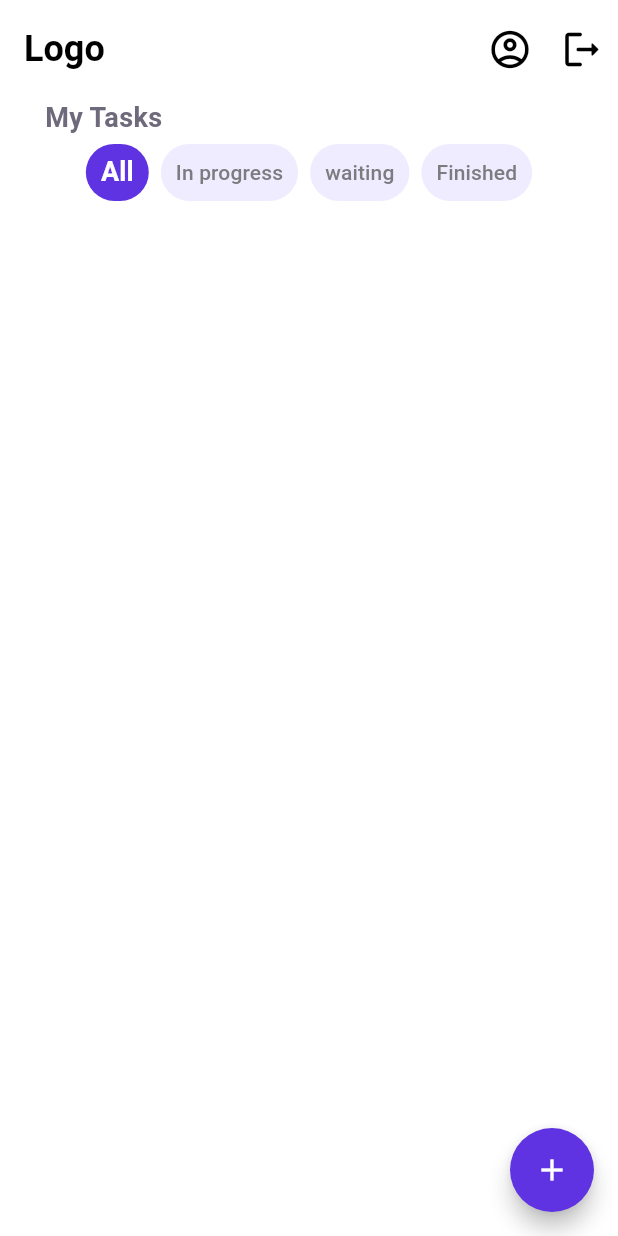
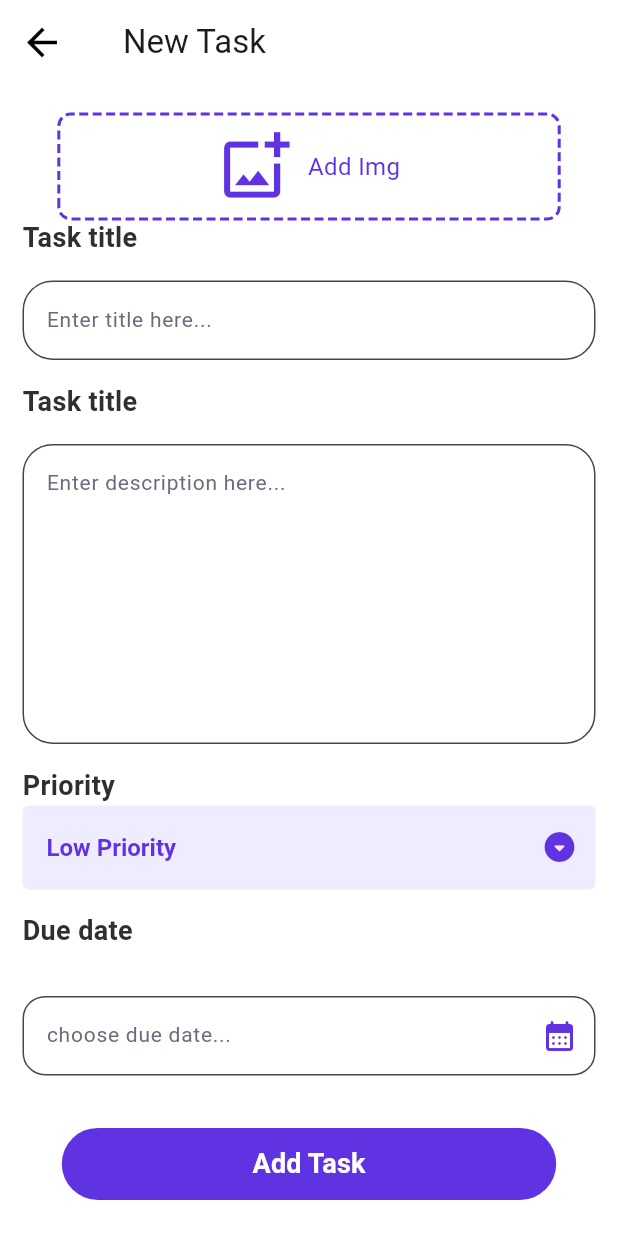
Before and after one commit to felopatersameh/Tasky-App, a Flutter app: the _BuildBodyHome screen opened directly with empty values, after a tap on the "add" icon, on a phone screen of 412 x 824 dp. Run offline on Flutter 3.47's test engine with Material 3 defaults, Android fonts, the phone set to English and light mode, and no system bars; drawn by our look-alikes of buttons_tabbar, dotted_border; our stand-ins replace bloc, cached_network_image, conditional_builder_null_safety, dartz, dio, dropdown_button2 and 7 more; accounts and stored records are empty; network calls fail; Roboto replaces fonts that are missing (Montserrat).

Commit message:
setup create tasks

```diff
--- a/lib/Config/Route/route_app.dart
+++ b/lib/Config/Route/route_app.dart
@@ -3,6 +3,7 @@ import 'package:tasky/Features/Home/data/models/TaskModel.dart';
 import 'package:tasky/Features/Login/presentation/pages/login_screen.dart';
 import 'package:tasky/Features/Start/start_screen.dart';
 
+import '../../Features/AddNewTask/presentation/pages/new_task_screen.dart';
 import '../../Features/Home/presentation/pages/home_screen.dart';
 import '../../Features/Profile/presentation/pages/profile_screen.dart';
 import '../../Features/SignUp/presentation/pages/sing_up_screen.dart';
@@ -41,7 +42,7 @@ class GeneratorRoutes {
       case (Routes.routeProfile):
         return MaterialPageRoute(builder: (_) => const ProfileScreen());
         case (Routes.routeAddNew):
-        return MaterialPageRoute(builder: (_) => const ProfileScreen());
+        return MaterialPageRoute(builder: (_) => const NewTaskScreen());
       default:
         return MaterialPageRoute(builder: (_) => const Scaffold());
     }
--- a/lib/Core/Network/Remote/dio.dart
+++ b/lib/Core/Network/Remote/dio.dart
@@ -39,6 +39,14 @@ class DioHelper {
         },
       ),
     );
+    // dio.interceptors.add(LogInterceptor(
+    //   request: true,
+    //   requestHeader: true,
+    //   requestBody: true,
+    //   responseHeader: true,
+    //   responseBody: true,
+    //   error: true,
+    // ));
   }
 
   static Future<Response> getData({
@@ -62,12 +70,12 @@ class DioHelper {
 
   static Future<Response> postData({
     required String path,
-    required Map<String, dynamic> data,
+    required dynamic data,
     String? token,
     Map<String, dynamic>? queryParameters,
     Options? options,
   }) async {
-    options ??= Options();
+    options ??= Options(contentType: 'application/json');
     if (token != null) {
       options.headers = {
         'Authorization': 'Bearer $token',
--- a/lib/Core/Network/Remote/endpoints.dart
+++ b/lib/Core/Network/Remote/endpoints.dart
@@ -9,4 +9,6 @@ class AppEndPoint
  static const String refresh ='auth/refresh-token';
  static const String delete ='todos/';
  static const String logout ='auth/logout';
+ static const String uploadImage ='upload/image';
+ static const String createTask ='todos';
 }
--- a/lib/Core/Utils/Widget/TextField/build_textfield.dart
+++ b/lib/Core/Utils/Widget/TextField/build_textfield.dart
@@ -9,22 +9,26 @@ class DefaultTextFormField extends StatefulWidget {
   final TextInputType type;
   final IconData? suffix;
   final bool? isPassword;
-  final TextEditingController ? controller;
+  final TextEditingController? controller;
   final Function()? pressSuffix;
   final String? Function(String?)? inputValidator;
   final ValueChanged<String>? submitted;
-  final void Function()? onTap ;
+  final void Function()? onTap;
+
+  final int? maxLine;
 
   const DefaultTextFormField(
       {super.key,
       required this.text,
       required this.type,
       this.suffix,
-       this.inputValidator,
+      this.inputValidator,
       this.submitted,
       this.isPassword,
       this.pressSuffix,
-       this.controller, this.onTap});
+      this.controller,
+      this.onTap,
+      this.maxLine});
 
   @override
   State<DefaultTextFormField> createState() => _DefaultTextFormFieldState();
@@ -37,7 +41,8 @@ class _DefaultTextFormFieldState extends State<DefaultTextFormField> {
       crossAxisAlignment: CrossAxisAlignment.start,
       children: [
         TextFormField(
-          onTap:widget.onTap ,
+          maxLines: widget.maxLine ?? 1,
+          onTap: widget.onTap,
           style: getTextField(),
           onFieldSubmitted: widget.submitted,
           controller: widget.controller,
@@ -45,7 +50,8 @@ class _DefaultTextFormFieldState extends State<DefaultTextFormField> {
           obscureText: widget.isPassword ?? false,
           validator: widget.inputValidator,
           decoration: InputDecoration(
-            labelText: widget.text,
+            hintText: widget.text,
+            hintStyle: getTextField(),
             fillColor: AppColors.colorsControlTextField,
             filled: true,
             suffixIcon: IconButton(
@@ -53,7 +59,7 @@ class _DefaultTextFormFieldState extends State<DefaultTextFormField> {
             border: OutlineInputBorder(
                 borderRadius: BorderRadius.circular(20),
                 borderSide:
-                const BorderSide(color: AppColors.colorTextFieldBorder)),
+                    const BorderSide(color: AppColors.colorTextFieldBorder)),
           ),
         ),
       ],
--- a/lib/Features/AddNewTask/data/models/AddTaskModel.dart
+++ b/lib/Features/AddNewTask/data/models/AddTaskModel.dart
@@ -0,0 +1,29 @@
+class AddTaskModel {
+  AddTaskModel({
+    this.image,
+    this.title,
+    this.desc,
+    this.priority,
+  });
+
+  AddTaskModel.fromJson(dynamic json) {
+    image = json['image'];
+    title = json['title'];
+    desc = json['desc'];
+    priority = json['priority'];
+  }
+
+  String? image;
+  String? title;
+  String? desc;
+  String? priority;
+
+  Map<String, dynamic> toJson() {
+    final map = <String, dynamic>{};
+    map['image'] = image;
+    map['title'] = title;
+    map['desc'] = desc;
+    map['priority'] = priority;
+    return map;
+  }
+}
--- a/lib/Features/AddNewTask/data/repositories/task_repo.dart
+++ b/lib/Features/AddNewTask/data/repositories/task_repo.dart
@@ -0,0 +1,12 @@
+import 'dart:io';
+
+import 'package:dartz/dartz.dart';
+
+import '../../../../Core/Utils/Errors/failure.dart';
+import '../models/AddTaskModel.dart';
+
+abstract class AddTaskRepo {
+  Future<Either<Failure, String>>   uploadImage({required File image});
+
+  Future<Either<Failure, bool>> createNewTask({required AddTaskModel model});
+}
--- a/lib/Features/AddNewTask/presentation/manager/new_task_cubit.dart
+++ b/lib/Features/AddNewTask/presentation/manager/new_task_cubit.dart
@@ -0,0 +1,57 @@
+import 'dart:io';
+
+import 'package:bloc/bloc.dart';
+import 'package:flutter_bloc/flutter_bloc.dart';
+import 'package:meta/meta.dart';
+import 'package:tasky/Core/Network/Remote/endpoints.dart';
+import 'package:tasky/Core/Utils/Widget/custom_massage.dart';
+import 'package:tasky/Features/AddNewTask/data/models/AddTaskModel.dart';
+import 'package:tasky/Features/AddNewTask/data/repositories/task_repo.dart';
+import 'package:tasky/Features/TaskDetails/data/repositories/task_repo.dart';
+
+part 'new_task_state.dart';
+
+class NewTaskCubit extends Cubit<NewTaskState> {
+  NewTaskCubit(this.taskRepo) : super(NewTaskInitial());
+  final AddTaskRepo taskRepo;
+  String? _image;
+  String? priority;
+
+  static NewTaskCubit get(context) => BlocProvider.of(context);
+
+  Future<void> uploadImage({required File image}) async {
+    emit(UploadImageLoading());
+    await taskRepo.uploadImage(image: image).then((value) {
+      value
+          .fold((failure) => emit(UploadImageFailed(error: failure.errMessage)),
+              (image) {
+        print(image);
+        _image = image;
+        emit(UploadImageSuccess(model: image));
+      });
+    });
+  }
+
+  Future<void> createTask({
+    required String title,
+    required String desc,
+  }) async {
+    if (_image == null || priority == null) {
+      const CustomMassage(massage: 'Image or priority is null');
+      return;
+    }
+    emit(CreateTaskLoading());
+    AddTaskModel model = AddTaskModel(
+      image: '${AppEndPoint.baseUrl}images/$_image',
+      title: title,
+      desc: desc,
+      priority: priority,
+    );
+    await taskRepo.createNewTask(model: model).then((value) {
+      value.fold((failure) => emit(CreateTaskFailed(error: failure.errMessage)),
+          (value) {
+        emit(CreateTaskSuccess(model: value));
+      });
+    });
+  }
+}
--- a/lib/Features/AddNewTask/presentation/manager/new_task_state.dart
+++ b/lib/Features/AddNewTask/presentation/manager/new_task_state.dart
@@ -0,0 +1,32 @@
+part of 'new_task_cubit.dart';
+
+@immutable
+sealed class NewTaskState {}
+
+final class NewTaskInitial extends NewTaskState {}
+class UploadImageLoading extends NewTaskState {}
+
+class UploadImageSuccess extends NewTaskState {
+  final String model;
+
+  UploadImageSuccess({required this.model});
+}
+
+class UploadImageFailed extends NewTaskState {
+  final String error;
+
+  UploadImageFailed({required this.error});
+}
+class CreateTaskLoading extends NewTaskState {}
+
+class CreateTaskSuccess extends NewTaskState {
+  final bool model;
+
+  CreateTaskSuccess({required this.model});
+}
+
+class CreateTaskFailed extends NewTaskState {
+  final String error;
+
+  CreateTaskFailed({required this.error});
+}
--- a/lib/Features/AddNewTask/presentation/pages/new_task_screen.dart
+++ b/lib/Features/AddNewTask/presentation/pages/new_task_screen.dart
@@ -0,0 +1,24 @@
+import 'package:flutter/material.dart';
+import 'package:flutter_bloc/flutter_bloc.dart';
+import 'package:tasky/Core/Utils/Widget/custom_app_bar.dart';
+import 'package:tasky/Features/AddNewTask/presentation/manager/new_task_cubit.dart';
+
+import '../widgets/form_add_new.dart';
+
+class NewTaskScreen extends StatelessWidget {
+  const NewTaskScreen({super.key});
+
+  @override
+  Widget build(BuildContext context) {
+    return BlocBuilder<NewTaskCubit, NewTaskState>(
+      builder: (context, state) {
+        return Scaffold(
+          appBar: buildCustomAppBar(title: 'New Task'),
+          body: const SafeArea(
+            child: SingleChildScrollView(child: FormAddTask()),
+          ),
+        );
+      },
+    );
+  }
+}
--- a/lib/Features/AddNewTask/presentation/widgets/data_picker.dart
+++ b/lib/Features/AddNewTask/presentation/widgets/data_picker.dart
@@ -0,0 +1,63 @@
+import 'package:flutter/material.dart';
+import 'package:intl/intl.dart';
+import 'package:tasky/Core/Utils/Extensions/padding.dart';
+
+import '../../../../Core/Resources/colors.dart';
+import '../../../../Core/Resources/styles.dart';
+
+class DatePickerTextField extends StatefulWidget {
+  const DatePickerTextField({super.key});
+
+  @override
+  State<DatePickerTextField> createState() => _DatePickerTextFieldState();
+}
+
+class _DatePickerTextFieldState extends State<DatePickerTextField> {
+  final TextEditingController _dateController = TextEditingController();
+
+  Future<void> _selectDate(BuildContext context) async {
+    DateTime? pickedDate = await showDatePicker(
+      context: context,
+      initialDate: DateTime.now(),
+      firstDate: DateTime(2000),
+      lastDate: DateTime(2101),
+    );
+
+    if (pickedDate != null) {
+      setState(() {
+        _dateController.text = DateFormat('yyyy-MM-dd').format(pickedDate);
+      });
+    }
+  }
+
+  @override
+  Widget build(BuildContext context) {
+    return TextFormField(
+
+      validator:  (p0) {
+      if (p0 == null) {
+        return "null";
+      }
+      return null;
+    },
+      controller: _dateController,
+      style: getTextField(),
+      decoration: InputDecoration(
+        hintStyle: getTextField(),
+        hintText: 'choose due date...',
+        fillColor: AppColors.colorsControlTextField,
+        filled: true,
+        suffixIcon: const Icon(
+          Icons.calendar_month_rounded,
+          color: AppColors.colorPrimary,
+        ),
+        border: OutlineInputBorder(
+            borderRadius: BorderRadius.circular(15),
+            borderSide:
+                const BorderSide(color: AppColors.colorTextFieldBorder)),
+      ),
+      readOnly: true,
+      onTap: () => _selectDate(context),
+    ).paddingAll(15);
+  }
+}
--- a/lib/Features/AddNewTask/presentation/widgets/form_add_new.dart
+++ b/lib/Features/AddNewTask/presentation/widgets/form_add_new.dart
@@ -0,0 +1,113 @@
+import 'package:flutter/material.dart';
+import 'package:tasky/Core/Utils/Extensions/padding.dart';
+import 'package:tasky/Core/Utils/Extensions/size_box.dart';
+import 'package:tasky/Features/AddNewTask/presentation/manager/new_task_cubit.dart';
+
+import '../../../../Core/Resources/styles.dart';
+import '../../../../Core/Utils/Widget/TextField/build_textfield.dart';
+import '../../../../Core/Utils/Widget/build_buttom.dart';
+import '../../../TaskDetails/presentation/widgets/drop_down_button_form_field.dart';
+import 'data_picker.dart';
+import 'image_picker.dart';
+
+class FormAddTask extends StatefulWidget {
+  const FormAddTask({super.key});
+
+  @override
+  State<FormAddTask> createState() => _FormAddTaskState();
+}
+
+class _FormAddTaskState extends State<FormAddTask> {
+  final key = GlobalKey<FormState>();
+
+  TextEditingController? controllerTitle = TextEditingController();
+  TextEditingController? controllerDescription = TextEditingController();
+
+  @override
+  Widget build(BuildContext context) {
+    return Form(
+        key: key,
+        child: Column(
+          crossAxisAlignment: CrossAxisAlignment.start,
+          children: [
+            20.sH,
+            const ImagePickerWidget(),
+            Text(
+              'Task title',
+              style: getSmallText2(),
+            ).paddingSH(15),
+            DefaultTextFormField(
+              inputValidator: (p0) {
+                if (p0 == null) {
+                  return "null";
+                }
+                return null;
+              },
+              controller: controllerTitle,
+              text: 'Enter title here...',
+              type: TextInputType.text,
+            ),
+            Text(
+              'Task title',
+              style: getSmallText2(),
+            ).paddingSH(15),
+            DefaultTextFormField(
+              inputValidator: (p0) {
+                if (p0 == null) {
+                  return "null";
+                }
+                return null;
+              },
+              controller: controllerDescription,
+              text: 'Enter description here...',
+              type: TextInputType.text,
+              maxLine: 8,
+            ),
+            Text(
+              'Priority',
+              style: getSmallText2(),
+            ).paddingSH(15),
+            DropdownButtonFormFieldTasks(
+              status: 'low',
+              items: _itemsPriority(),
+            ).paddingSH(15),
+            Text(
+              'Due date',
+              style: getSmallText2(),
+            ).paddingSH(15).paddingSV(15),
+            const DatePickerTextField(),
+            Center(
+              child: DefaultButton(
+                press: () {
+                  if (key.currentState!.validate()) {
+                    NewTaskCubit.get(context).createTask(
+                        title: controllerTitle!.text,
+                        desc: controllerDescription!.text);
+                  }
+                },
+                text: 'Add Task',
+                condition: true,
+                width: MediaQuery.of(context).size.width * .8,
+              ),
+            )
+          ],
+        ));
+  }
+}
+
+List<DropdownMenuItem<String>> _itemsPriority() {
+  return const [
+    DropdownMenuItem(
+      value: 'low',
+      child: Text('Low Priority'),
+    ),
+    DropdownMenuItem(
+      value: 'medium',
+      child: Text('Medium Priority'),
+    ),
+    DropdownMenuItem(
+      value: 'high',
+      child: Text('High Priority'),
+    ),
+  ];
+}
--- a/lib/Features/AddNewTask/presentation/widgets/image_picker.dart
+++ b/lib/Features/AddNewTask/presentation/widgets/image_picker.dart
@@ -0,0 +1,100 @@
+import 'package:flutter/material.dart';
+import 'package:image_picker/image_picker.dart';
+import 'package:tasky/Core/Resources/colors.dart';
+import 'dart:io';
+
+import 'package:dotted_border/dotted_border.dart';
+import 'package:tasky/Core/Utils/Extensions/size_box.dart';
+import 'package:tasky/Features/AddNewTask/presentation/manager/new_task_cubit.dart';
+
+class ImagePickerWidget extends StatefulWidget {
+  const ImagePickerWidget({super.key});
+
+  @override
+  State<ImagePickerWidget> createState() => _ImagePickerWidgetState();
+}
+
+class _ImagePickerWidgetState extends State<ImagePickerWidget> {
+  File? _image;
+
+  Future<void> _pickImage() async {
+    final imagePicker = ImagePicker();
+    final pickedFile = await imagePicker.pickImage(source: ImageSource.gallery);
+
+    if (pickedFile != null) {
+      setState(() {
+        _image = File(pickedFile.path);
+        // print(Uri
+        //     .file(_image!.path)
+        //     .pathSegments
+        //     .last);
+        NewTaskCubit.get(context).uploadImage(image:_image!);
+      });
+    }
+  }
+
+  @override
+  Widget build(BuildContext context) {
+    return Row(
+      mainAxisAlignment: MainAxisAlignment.center,
+      children: [
+        Center(
+          child: Column(
+            mainAxisAlignment: MainAxisAlignment.center,
+            children: [
+              _image == null
+                  ? InkWell(onTap: _pickImage, child: const PlaceholderWidget())
+                  : InkWell(
+                onTap: _pickImage,
+                child: Image.file(
+                  _image!,
+                  width: 200.0,
+                  height: 200.0,
+                ),
+              ),
+            ],
+          ),
+        ),
+      ],
+    );
+  }
+}
+
+class PlaceholderWidget extends StatelessWidget {
+  const PlaceholderWidget({super.key});
+
+  @override
+  Widget build(BuildContext context) {
+    return DottedBorder(
+      color: AppColors.colorPrimary,
+      strokeWidth: 2,
+      borderType: BorderType.RRect,
+      radius: const Radius.circular(8),
+      dashPattern: const [6, 3],
+      child: SizedBox(
+        width: MediaQuery
+            .of(context)
+            .size
+            .width * .8,
+        height: MediaQuery
+            .of(context)
+            .size
+            .height * .08,
+        child: Center(
+          child: Row(
+            mainAxisAlignment: MainAxisAlignment.center,
+            children: [
+              const Icon(Icons.add_photo_alternate_outlined,
+                  size: 50.0, color: AppColors.colorPrimary),
+              10.sW,
+              const Text(
+                'Add Img',
+                style: TextStyle(color: AppColors.colorPrimary, fontSize: 16.0),
+              ),
+            ],
+          ),
+        ),
+      ),
+    );
+  }
+}
--- a/lib/Features/Home/presentation/pages/home_screen.dart
+++ b/lib/Features/Home/presentation/pages/home_screen.dart
@@ -69,7 +69,7 @@ class _BuildBodyHome extends StatelessWidget {
           ],
         ),
       ),
-      floatingActionButton: customFloatingActionButton(),
+      floatingActionButton: customFloatingActionButton(context),
       floatingActionButtonLocation: FloatingActionButtonLocation.endFloat,
     );
   }
--- a/lib/Features/Home/presentation/widgets/custom_floating.dart
+++ b/lib/Features/Home/presentation/widgets/custom_floating.dart
@@ -1,12 +1,14 @@
 import 'package:flutter/material.dart';
+import 'package:tasky/Config/Route/next_screen.dart';
 import 'package:tasky/Core/Resources/colors.dart';
 import 'package:tasky/Core/Utils/Extensions/size_box.dart';
 
+import '../../../../Config/Route/route_app.dart';
 import '../../../Profile/data/models/ProfileModel.dart';
 
 ProfileModel? model;
 
-Widget customFloatingActionButton() => Column(
+Widget customFloatingActionButton(context) => Column(
       mainAxisAlignment: MainAxisAlignment.end,
       children: [
         // FloatingActionButton(
@@ -25,7 +27,7 @@ Widget customFloatingActionButton() => Column(
               borderRadius: BorderRadius.circular(30),
               borderSide: BorderSide.none),
           onPressed: () {
-            // Action for the second button
+             pushNext(context, Routes.routeAddNew);
           },
           child: const Icon(Icons.add),
           foregroundColor: AppColors.colorsText2,
--- a/lib/Features/TaskDetails/presentation/widgets/drop_down_button_form_field.dart
+++ b/lib/Features/TaskDetails/presentation/widgets/drop_down_button_form_field.dart
@@ -1,17 +1,21 @@
 import 'package:flutter/material.dart';
 import 'package:tasky/Core/Resources/colors.dart';
 import 'package:tasky/Core/Resources/styles.dart';
+import 'package:tasky/Features/AddNewTask/presentation/manager/new_task_cubit.dart';
 
 class DropdownButtonFormFieldTasks extends StatelessWidget {
-  final String status;
-  final String label;
+  final String? status;
+  final String? label;
+  final void Function(dynamic)? onChanged;
+
   final List<DropdownMenuItem>? items;
 
   const DropdownButtonFormFieldTasks({
     super.key,
-    required this.status,
-    required this.label,
+    this.status,
+    this.label,
     this.items,
+    this.onChanged,
   });
 
   @override
@@ -25,7 +29,9 @@ class DropdownButtonFormFieldTasks extends StatelessWidget {
       style: getItemTitle().copyWith(color: AppColors.colorPrimary),
       value: status,
       items: items,
-      onChanged: (value) {},
+      onChanged: (value) {
+        NewTaskCubit.get(context).priority = value;
+      },
       decoration: InputDecoration(
         fillColor: AppColors.colorSecond,
         filled: true,
--- a/lib/main.dart
+++ b/lib/main.dart
@@ -2,6 +2,8 @@ import 'package:flutter/material.dart';
 import 'package:flutter/services.dart';
 import 'package:flutter_bloc/flutter_bloc.dart';
 import 'package:tasky/Config/Themes/thems.dart';
+import 'package:tasky/Features/AddNewTask/domain/repositories/task_repo_impl.dart';
+import 'package:tasky/Features/AddNewTask/presentation/manager/new_task_cubit.dart';
 import 'package:tasky/Features/Home/domain/repositories/home_repo_impl.dart';
 import 'package:tasky/Features/Home/presentation/manager/home_cubit.dart';
 import 'package:tasky/Features/Login/domain/repositories/repo_impl_login.dart';
@@ -55,6 +57,9 @@ class MyApp extends StatelessWidget {
         BlocProvider(
           create: (context) => TaskCubit(TaskRepoImpl()),
         ),
+        BlocProvider(
+          create: (context) => NewTaskCubit(AddTaskRepoImpl()),
+        ),
       ],
       child: MaterialApp(
         themeAnimationStyle: AnimationStyle.noAnimation,
--- a/pubspec.yaml
+++ b/pubspec.yaml
@@ -49,6 +49,11 @@ dependencies:
   intl: ^0.19.0
   qr_flutter: ^4.1.0
   loading_animation_widget: ^1.2.1
+  image_picker: ^0.8.4
+  dotted_border: ^2.0.0
+  http_parser: ^4.0.2
+
+
 
 
 
```
Also changed, not shown: lib/Features/AddNewTask/domain/repositories/task_repo_impl.dart (+73 -0 lines), pubspec.lock.
